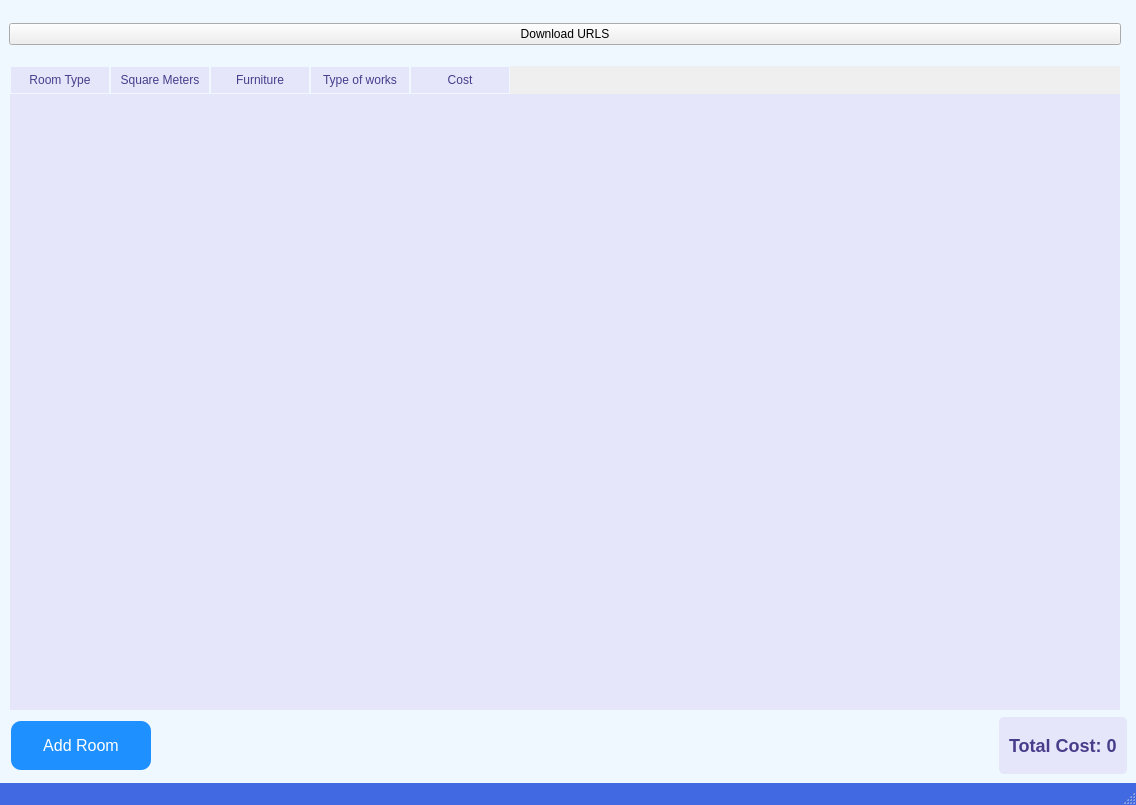
First picture: the form in mainwindow.ui, repository EugeneGorbulya/flatrepair, before the edit.
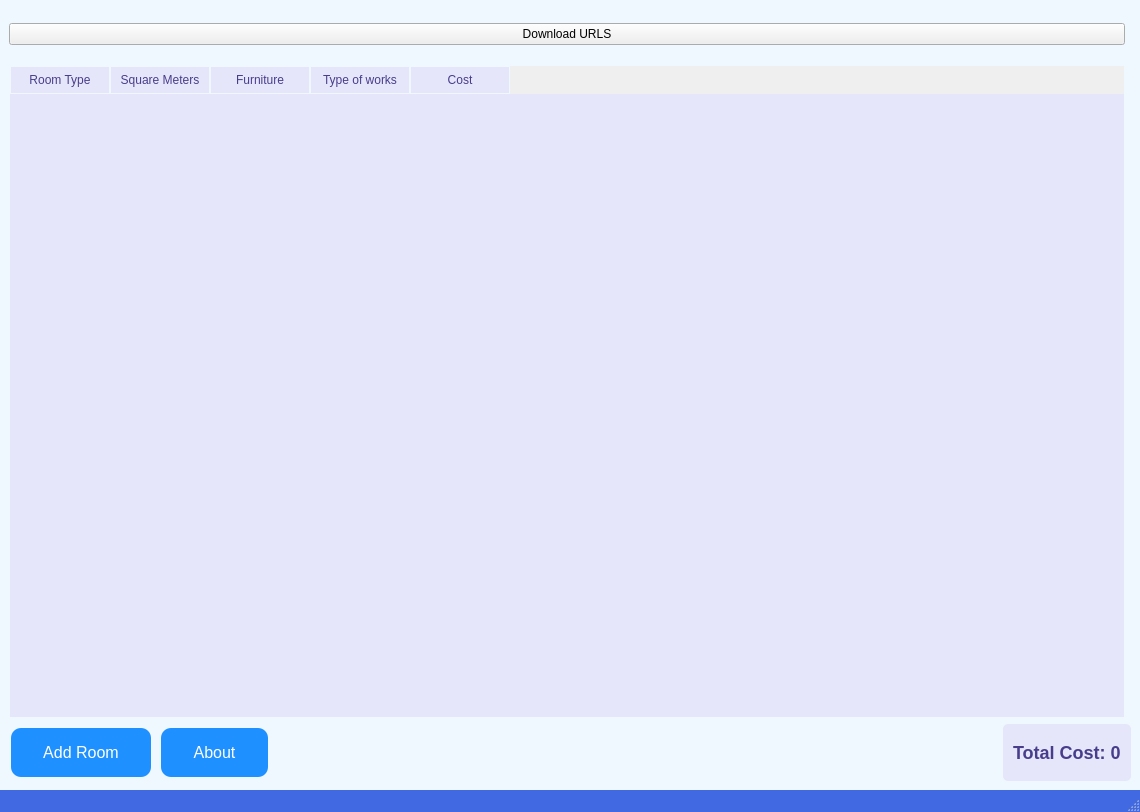
Second picture: the form after the edit.

Commit message: about button

What changed in the file:
```diff
--- a/mainwindow.ui
+++ b/mainwindow.ui
@@ -5,8 +5,8 @@
    <rect>
     <x>0</x>
     <y>0</y>
-    <width>1136</width>
-    <height>805</height>
+    <width>1140</width>
+    <height>812</height>
    </rect>
   </property>
   <property name="windowTitle">
@@ -62,6 +62,31 @@
           </property>
          </widget>
         </item>
+        <item>
+         <widget class="QPushButton" name="aboutButton">
+          <property name="styleSheet">
+           <string notr="true">QPushButton {
+               background-color: #1E90FF;
+               border: none;
+               border-radius: 10px;
+               color: white;
+               padding: 15px 32px;
+               text-align: center;
+               text-decoration: none;
+               display: inline-block;
+               font-size: 16px;
+               margin: 4px 2px;
+               cursor: pointer;
+           }
+           QPushButton:hover {
+               background-color: #4169E1;
+           }</string>
+          </property>
+          <property name="text">
+           <string>About</string>
+          </property>
+         </widget>
+        </item>
         <item>
          <spacer name="horizontalSpacer">
           <property name="orientation">
```
Left out of the diff: 67 changed lines with no effect on the pictures. The commit also changes 2 other files.
